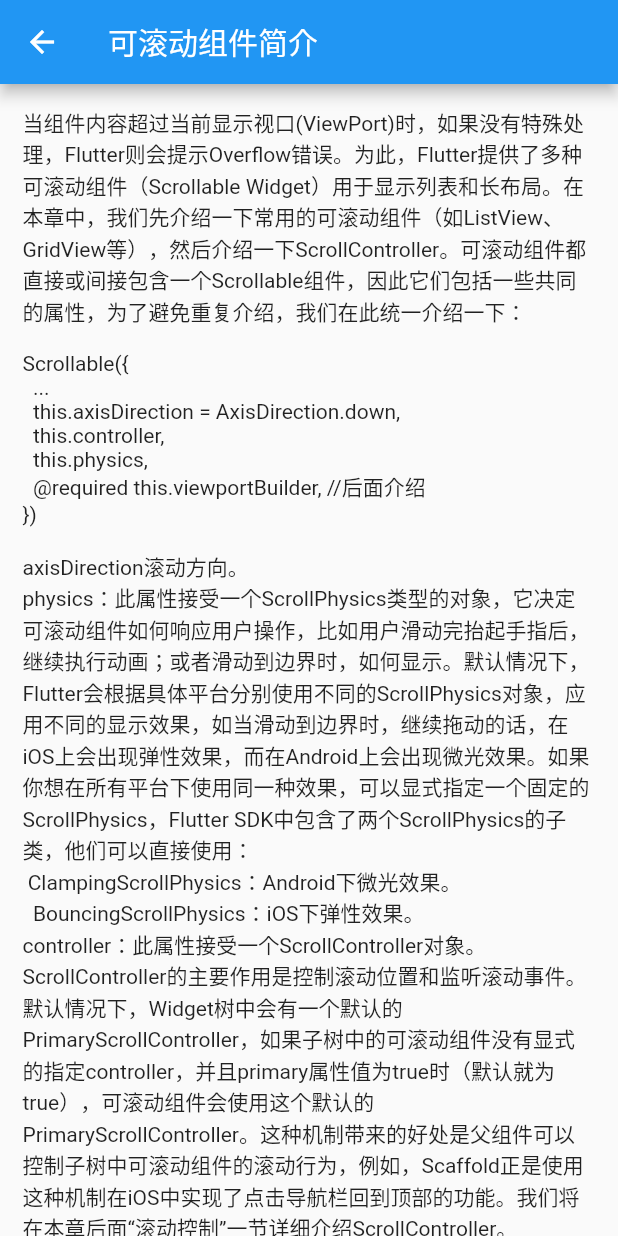
After one commit to 75902641/Learning-flutter, a Flutter app: the IntroductionToScrollableComponents screen opened directly, on a phone screen of 412 x 824 dp. The commit adds this screen. Run offline on Flutter 3.47's test engine with Material 2 defaults, Android fonts, the phone set to English and light mode, and no system bars.

Commit message:
更新内容

```diff
--- /dev/null
+++ b/lib/ScrollableComponent/IntroductionToScrollableComponents/IntroductionToScrollableComponents.dart
@@ -0,0 +1,62 @@
+import 'package:flutter/cupertino.dart';
+import 'package:flutter/material.dart';
+
+class IntroductionToScrollableComponents extends StatefulWidget {
+  @override
+  _IntroductionToScrollableComponentsState createState() =>
+      _IntroductionToScrollableComponentsState();
+}
+
+class _IntroductionToScrollableComponentsState
+    extends State<IntroductionToScrollableComponents> {
+  @override
+  Widget build(BuildContext context) {
+    return Scaffold(
+      appBar: AppBar(
+        title: Text('可滚动组件简介'),
+      ),
+      body: Scrollbar(
+        child: SingleChildScrollView(
+          padding: EdgeInsets.all(15.0),
+          child: Column(
+            crossAxisAlignment: CrossAxisAlignment.start,
+            children: <Widget>[
+              Text(
+                  '当组件内容超过当前显示视口(ViewPort)时，如果没有特殊处理，Flutter则会提示Overflow错误。为此，Flutter提供了多种可滚动组件（Scrollable Widget）用于显示列表和长布局。在本章中，我们先介绍一下常用的可滚动组件（如ListView、GridView等），然后介绍一下ScrollController。可滚动组件都直接或间接包含一个Scrollable组件，因此它们包括一些共同的属性，为了避免重复介绍，我们在此统一介绍一下：\n\nScrollable({\n  ...\n  this.axisDirection = AxisDirection.down,\n  this.controller,\n  this.physics,\n  @required this.viewportBuilder, //后面介绍\n})\n\naxisDirection滚动方向。\nphysics：此属性接受一个ScrollPhysics类型的对象，它决定可滚动组件如何响应用户操作，比如用户滑动完抬起手指后，继续执行动画；或者滑动到边界时，如何显示。默认情况下，Flutter会根据具体平台分别使用不同的ScrollPhysics对象，应用不同的显示效果，如当滑动到边界时，继续拖动的话，在iOS上会出现弹性效果，而在Android上会出现微光效果。如果你想在所有平台下使用同一种效果，可以显式指定一个固定的ScrollPhysics，Flutter SDK中包含了两个ScrollPhysics的子类，他们可以直接使用：\n ClampingScrollPhysics：Android下微光效果。\n  BouncingScrollPhysics：iOS下弹性效果。\ncontroller：此属性接受一个ScrollController对象。ScrollController的主要作用是控制滚动位置和监听滚动事件。默认情况下，Widget树中会有一个默认的PrimaryScrollController，如果子树中的可滚动组件没有显式的指定controller，并且primary属性值为true时（默认就为true），可滚动组件会使用这个默认的PrimaryScrollController。这种机制带来的好处是父组件可以控制子树中可滚动组件的滚动行为，例如，Scaffold正是使用这种机制在iOS中实现了点击导航栏回到顶部的功能。我们将在本章后面“滚动控制”一节详细介绍ScrollController。\n'),
+              Text(
+                'Scrollbar\n',
+                style: TextStyle(fontSize: 20),
+              ),
+              Text(
+                  'Scrollbar是一个Material风格的滚动指示器（滚动条），如果要给可滚动组件添加滚动条，只需将Scrollbar作为可滚动组件的任意一个父级组件即可，如：\n\nScrollbar(\n  child: SingleChildScrollView(\n    ...\n  ),\n);\n\nScrollbar和CupertinoScrollbar都是通过ScrollController来监听滚动事件来确定滚动条位置的。关于ScrollController的详细内容我们将在本章最后一节中专门介绍。\n'),
+              Text(
+                'CupertinoScrollbar\n',
+                style: TextStyle(fontSize: 20),
+              ),
+              Text(
+                  'CupertinoScrollbar是iOS风格的滚动条，如果你使用的是Scrollbar，那么在iOS平台它会自动切换为CupertinoScrollbar。\n'),
+              Text(
+                'ViewPort视口\n',
+                style: TextStyle(fontSize: 20),
+              ),
+              Text(
+                  '在很多布局系统中都有ViewPort的概念，在Flutter中，术语ViewPort（视口），如无特别说明，则是指一个Widget的实际显示区域。例如，一个ListView的显示区域高度是800像素，虽然其列表项总高度可能远远超过800像素，但是其ViewPort仍然是800像素。\n'),
+              Text(
+                '基于Sliver的延迟构建\n',
+                style: TextStyle(fontSize: 20),
+              ),
+              Text(
+                  '通常可滚动组件的子组件可能会非常多、占用的总高度也会非常大；如果要一次性将子组件全部构建出将会非常昂贵！为此，Flutter中提出一个Sliver（中文为“薄片”的意思）概念，如果一个可滚动组件支持Sliver模型，那么该滚动可以将子组件分成好多个“薄片”（Sliver），只有当Sliver出现在视口中时才会去构建它，这种模型也称为“基于Sliver的延迟构建模型”。可滚动组件中有很多都支持基于Sliver的延迟构建模型，如ListView、GridView，但是也有不支持该模型的，如SingleChildScrollView。\n'),
+              Text(
+                '主轴和纵轴\n',
+                style: TextStyle(fontSize: 20),
+              ),
+              Text(
+                  '在可滚动组件的坐标描述中，通常将滚动方向称为主轴，非滚动方向称为纵轴。由于可滚动组件的默认方向一般都是沿垂直方向，所以默认情况下主轴就是指垂直方向，水平方向同理。\n\n\n'),
+            ],
+          ),
+        ),
+      ),
+    );
+  }
+}
--- a/lib/main.dart
+++ b/lib/main.dart
@@ -16,6 +16,7 @@ import 'package:flutter_app/LayoutClassComponent/FlexibleLayout/FlexibleLayout.d
 import 'package:flutter_app/LayoutClassComponent/IntroductionToLayoutClassComponents/IntroductionToLayoutClassComponents.dart';
 import 'package:flutter_app/LayoutClassComponent/LinearLayout/LinearLayoutRowColumn.dart';
 import 'package:flutter_app/LayoutClassComponent/StreamingLayout/StreamingLayout.dart';
+import 'package:flutter_app/ScrollableComponent/IntroductionToScrollableComponents/IntroductionToScrollableComponents.dart';
 import 'BasicControl/InputBoxAndForm/InputBoxAndForm.dart';
 import 'BasicControl/RadioSwitchAndCheckBox/RadioSwitchAndCheckBox.dart';
 
@@ -183,6 +184,10 @@ class _MyHomePageState extends State<MyHomePage> {
           Navigator.push(context, MaterialPageRoute(builder: (context) {
             return ClipClass();
           }));
+        } else if (titleItem == '可滚动组件简介') {
+          Navigator.push(context, MaterialPageRoute(builder: (context) {
+            return IntroductionToScrollableComponents();
+          }));
         }
       },
     );
@@ -209,6 +214,7 @@ class _MyHomePageState extends State<MyHomePage> {
     'Container',
     'Scaffold、TabBar、底部导航',
     '剪裁',
+    '可滚动组件简介',
   ];
 
   List<Icon> iconItems = <Icon>[
@@ -231,6 +237,7 @@ class _MyHomePageState extends State<MyHomePage> {
     new Icon(Icons.ac_unit),
     new Icon(Icons.keyboard),
     new Icon(Icons.radio_button_checked),
+    new Icon(Icons.router),
   ];
 
   List<String> subTitleItems = <String>[
@@ -253,5 +260,6 @@ class _MyHomePageState extends State<MyHomePage> {
     'subTitle: Container容器',
     'subTitle: Scaffold、TabBar、底部导航',
     'subTitle: 剪裁（Clip）',
+    'subTitle: 可滚动组件简介'
   ];
 }
```
Also changed, not shown: 9 other files.
